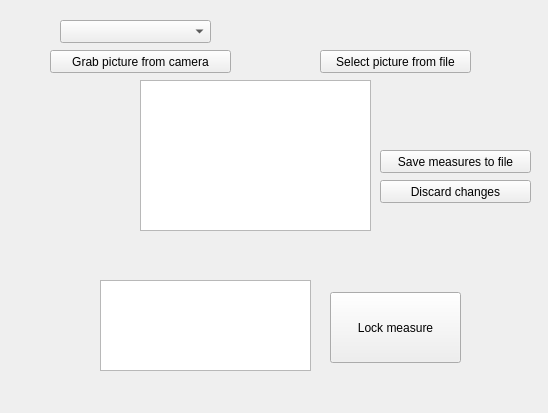
Old version of the form formdiagnose.ui in the repository polovik/asa.
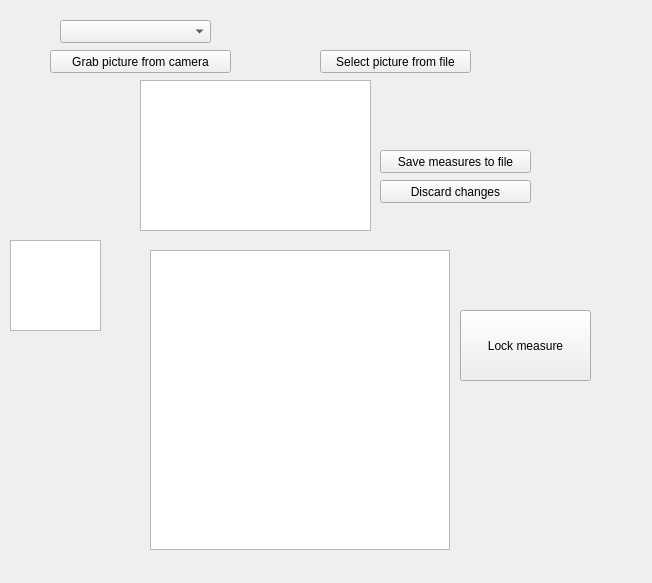
New version of the form. Icons and pictures are not drawn. Custom widgets are drawn as their Qt base class.

Commit message: Created widget SignarureView. Store original board photo and with markers to the TIFF file.

Patch:
```diff
--- a/formdiagnose.ui
+++ b/formdiagnose.ui
@@ -6,8 +6,8 @@
    <rect>
     <x>0</x>
     <y>0</y>
-    <width>548</width>
-    <height>413</height>
+    <width>652</width>
+    <height>583</height>
    </rect>
   </property>
   <property name="windowTitle">
@@ -72,8 +72,8 @@
   <widget class="QPushButton" name="pushButton_3">
    <property name="geometry">
     <rect>
-     <x>330</x>
-     <y>292</y>
+     <x>460</x>
+     <y>310</y>
      <width>131</width>
      <height>71</height>
     </rect>
@@ -85,9 +85,9 @@
   <widget class="QPlainTextEdit" name="textComments">
    <property name="geometry">
     <rect>
-     <x>100</x>
-     <y>280</y>
-     <width>211</width>
+     <x>10</x>
+     <y>240</y>
+     <width>91</width>
      <height>91</height>
     </rect>
    </property>
@@ -121,6 +121,16 @@
     <string>Discard changes</string>
    </property>
   </widget>
+  <widget class="SignatureView" name="viewSignature">
+   <property name="geometry">
+    <rect>
+     <x>150</x>
+     <y>250</y>
+     <width>300</width>
+     <height>300</height>
+    </rect>
+   </property>
+  </widget>
  </widget>
  <customwidgets>
   <customwidget>
@@ -128,6 +138,11 @@
    <extends>QGraphicsView</extends>
    <header>boardview.h</header>
   </customwidget>
+  <customwidget>
+   <class>SignatureView</class>
+   <extends>QGraphicsView</extends>
+   <header>signatureview.h</header>
+  </customwidget>
  </customwidgets>
  <resources>
   <include location="analog_signature_analyzer.qrc"/>
```
Left out of the diff: 2 changed lines with no effect on the pictures. The commit also changes 9 other files.
